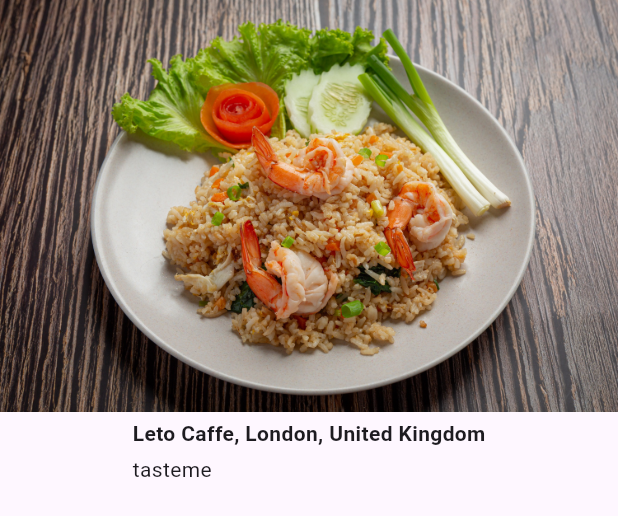
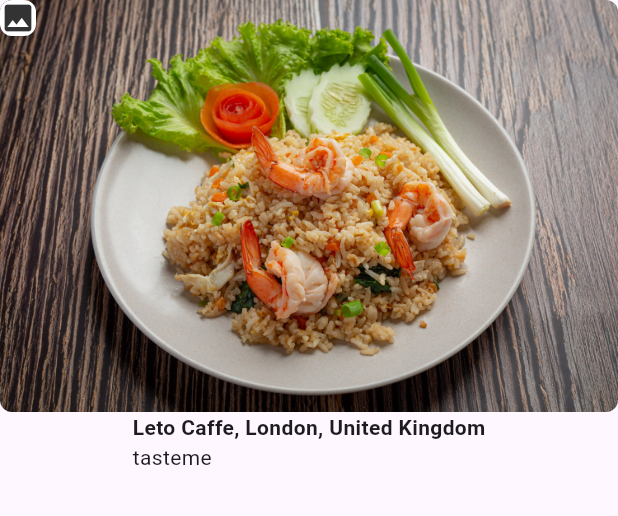
Before and after one commit to Tosin8/animation_playlist, a Flutter app: the ShowCaseWidget widget shown alone on an empty page, opened directly with sample values from the repository, on a phone screen of 412 x 824 dp. Shown: the top 516 px of the screen. Run offline on Flutter 3.47's test engine with Material 2 defaults, Android fonts, the phone set to English and light mode, and no system bars; our stand-ins replace avatar_glow, blurrycontainer.

```diff
--- a/lib/hey_flutter/screen_challenge/model/product_showcase.dart
+++ b/lib/hey_flutter/screen_challenge/model/product_showcase.dart
@@ -1,3 +1,4 @@
+// ignore: depend_on_referenced_packages
 import 'package:meta/meta.dart';
 
 @immutable
--- a/lib/hey_flutter/screen_challenge/model/product_showcase_widget.dart
+++ b/lib/hey_flutter/screen_challenge/model/product_showcase_widget.dart
@@ -9,7 +9,23 @@ class ShowCaseWidget extends StatelessWidget {
   @override
   Widget build(BuildContext context) {
     return Column(
-      children: [Image.asset(showcase.image, fit: BoxFit.cover), buildInfo()],
+      children: [
+        Stack(children: [
+          ClipRRect(
+              borderRadius: BorderRadius.circular(8),
+              child: Image.asset(showcase.image, fit: BoxFit.cover)),
+          Material(
+            color: Colors.white,
+            shape: const RoundedRectangleBorder(
+                borderRadius: BorderRadius.all(Radius.circular(8))),
+            child: Icon(
+              Icons.image,
+              color: Colors.black.withOpacity(0.8),
+            ),
+          )
+        ]),
+        buildInfo()
+      ],
     );
   }
 
@@ -19,15 +35,15 @@ class ShowCaseWidget extends StatelessWidget {
       child: Column(
         crossAxisAlignment: CrossAxisAlignment.start,
         children: [
-          const SizedBox(height: 4),
+          //const SizedBox(height: 2),
           Text(
             showcase.title,
             style: const TextStyle(fontWeight: FontWeight.bold),
           ),
-          SizedBox(height: 4),
+          //  const SizedBox(height: 2),
           Text(
             showcase.owner,
-            style: TextStyle(fontWeight: FontWeight.w400),
+            style: const TextStyle(fontWeight: FontWeight.w400),
           )
         ],
       ),
--- a/pubspec.yaml
+++ b/pubspec.yaml
@@ -34,6 +34,7 @@ dependencies:
   flutter:
     sdk: flutter
   flutter_staggered_animations: ^1.1.1
+  flutter_staggered_grid_view: ^0.7.0
 
 dev_dependencies:
   flutter_lints: ^2.0.0
```
Also changed, not shown: lib/hey_flutter/screen_challenge/pages/explore.dart (+44 -8 lines), pubspec.lock.
